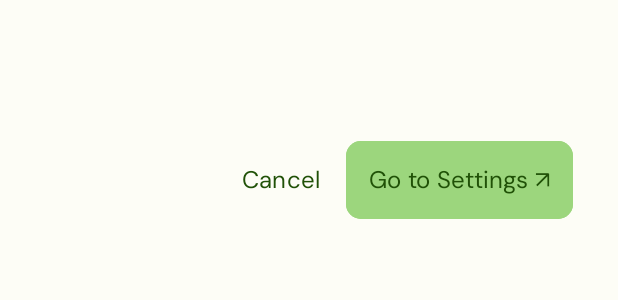
After one commit to cynex0/wiomote, an Android app: the layout permission_dialog.xml on its own in the app's theme, with its tools: preview values and no code run, on a phone screen of 412 x 824 dp. The commit adds this screen. Shown: the top 300 px of the screen. Run offline under Robolectric (Android 15) with nearby library versions, the phone set to English and light mode, and no system bars; network calls fail.

Commit message:
#39 Fix permission flow

```diff
--- a/app/src/main/java/se/gu/wiomote/application/activities/list/ConfigurationList.java
+++ b/app/src/main/java/se/gu/wiomote/application/activities/list/ConfigurationList.java
@@ -30,6 +30,6 @@ public class ConfigurationList extends DatabaseAccessActivity {
 
     @Override
     public int getStringResourceId() {
-        return R.string.connection_lost;
+        return R.string.go_to_setup;
     }
 }
--- a/app/src/main/java/se/gu/wiomote/network/WiFiHandler.java
+++ b/app/src/main/java/se/gu/wiomote/network/WiFiHandler.java
@@ -33,11 +33,10 @@ public class WiFiHandler {
                 super.onCapabilitiesChanged(network, networkCapabilities);
 
                 if (networkCapabilities.hasTransport(NetworkCapabilities.TRANSPORT_WIFI)) {
-                    if (currentCapability != NetworkCapabilities.TRANSPORT_WIFI) {
+                    WifiInfo info = getWiFiInfo();
+
                     int oldCapability = currentCapability;
                     currentCapability = NetworkCapabilities.TRANSPORT_WIFI;
-
-                        WifiInfo info = getWiFiInfo();
 
                     for (OnNetworkChanged listener : listeners) {
                         Utils.runOnUiThread(() -> {
@@ -51,7 +50,6 @@ public class WiFiHandler {
                                 listener.onWiFiConnected(null);
                             }
                         });
-                        }
                     }
                 } else if (networkCapabilities.hasTransport(NetworkCapabilities.TRANSPORT_CELLULAR) ||
                         networkCapabilities.hasTransport(NetworkCapabilities.TRANSPORT_ETHERNET)) {
--- /dev/null
+++ b/app/src/main/res/layout/permission_dialog.xml
@@ -0,0 +1,57 @@
+<?xml version="1.0" encoding="utf-8"?>
+<LinearLayout xmlns:android="http://schemas.android.com/apk/res/android"
+    xmlns:app="http://schemas.android.com/apk/res-auto"
+    android:layout_width="match_parent"
+    android:layout_height="wrap_content"
+    android:background="?attr/backgroundColor"
+    android:orientation="vertical"
+    android:padding="@dimen/default_margin">
+
+    <TextView
+        android:id="@+id/text"
+        android:layout_width="match_parent"
+        android:layout_height="wrap_content"
+        android:layout_gravity="left"
+        android:layout_marginBottom="10dp"
+        android:fontFamily="@font/archivo_semi_expanded_regular"
+        android:padding="10dp"
+        android:textSize="20sp" />
+
+    <LinearLayout
+        android:layout_width="wrap_content"
+        android:layout_height="wrap_content"
+        android:layout_gravity="right"
+        android:orientation="horizontal">
+
+        <se.gu.wiomote.views.ListeningButton
+            android:id="@+id/cancel"
+            android:layout_width="wrap_content"
+            android:layout_height="wrap_content"
+            android:background="@android:color/transparent"
+            android:fontFamily="@font/dmsans_regular"
+            android:gravity="center"
+            android:lineHeight="@dimen/button_text_size"
+            android:padding="@dimen/button_padding"
+            android:paddingRight="10dp"
+            android:text="@string/cancel"
+            android:textColor="@color/button_content_tint"
+            android:textSize="@dimen/button_text_size"
+            app:cornerRadius="@dimen/button_corner_radius" />
+
+        <se.gu.wiomote.views.ListeningButton
+            android:id="@+id/settings"
+            android:layout_width="wrap_content"
+            android:layout_height="wrap_content"
+            android:backgroundTint="@color/button_tint"
+            android:fontFamily="@font/dmsans_regular"
+            android:gravity="center"
+            android:lineHeight="@dimen/button_text_size"
+            android:padding="@dimen/button_padding"
+            android:text="@string/go_to_settings"
+            android:textColor="@color/button_content_tint"
+            android:textSize="@dimen/button_text_size"
+            app:cornerRadius="@dimen/button_corner_radius" />
+
+    </LinearLayout>
+
+</LinearLayout>
--- a/app/src/main/res/values/strings.xml
+++ b/app/src/main/res/values/strings.xml
@@ -13,9 +13,12 @@
     <string name="network_connection">Please connect to the Wi-Fi network the terminal should use ↗</string>
     <string name="bluetooth">Bluetooth</string>
     <string name="bluetooth_connection">Bluetooth needed to connect to the terminal ↗</string>
-    <string name="location">Location needed to connect the terminal ↗</string>
+    <string name="bluetooth_connection_enforce">Allow Bluetooth access in settings to connect to the terminal when offline.</string>
+    <string name="location">Precise location needed to connect the terminal ↗</string>
+    <string name="location_enforce">Allow precise location access in settings to retrieve WiFi data.</string>
     <string name="connection_lost">Terminal not connected</string>
     <string name="go_to_setup">Connection lost. Go to Setup ↗</string>
+    <string name="go_to_settings">Go to Settings ↗</string>
     <string name="configurations">Configurations</string>
     <string name="ok">OK</string>
     <string name="cancel">Cancel</string>
```
Also changed, not shown: app/src/main/java/se/gu/wiomote/application/activities/Setup.java (+39 -5 lines), app/src/main/java/se/gu/wiomote/utils/Dialogs.java (+49 -8 lines). Lines whose indentation alone changed are shown as unchanged.
